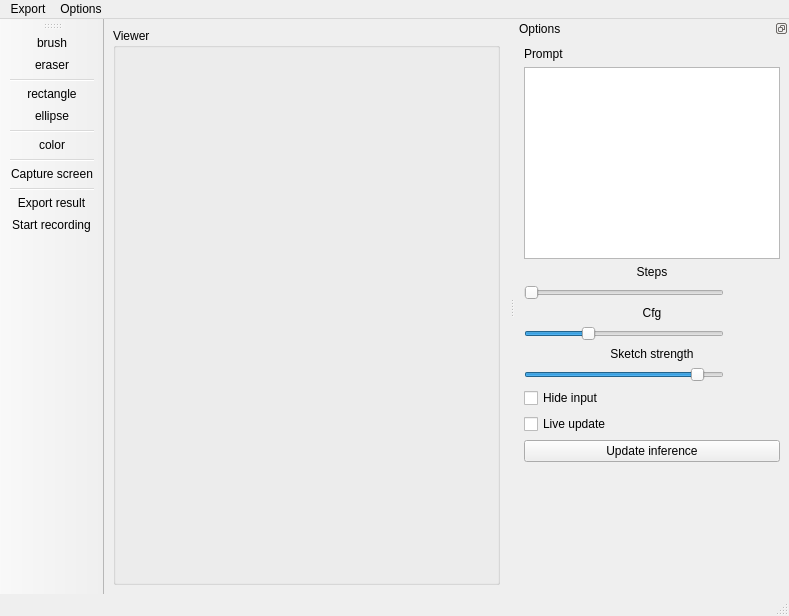
Qt form interface.ui (s-du/FocusPocusAI) before a commit.
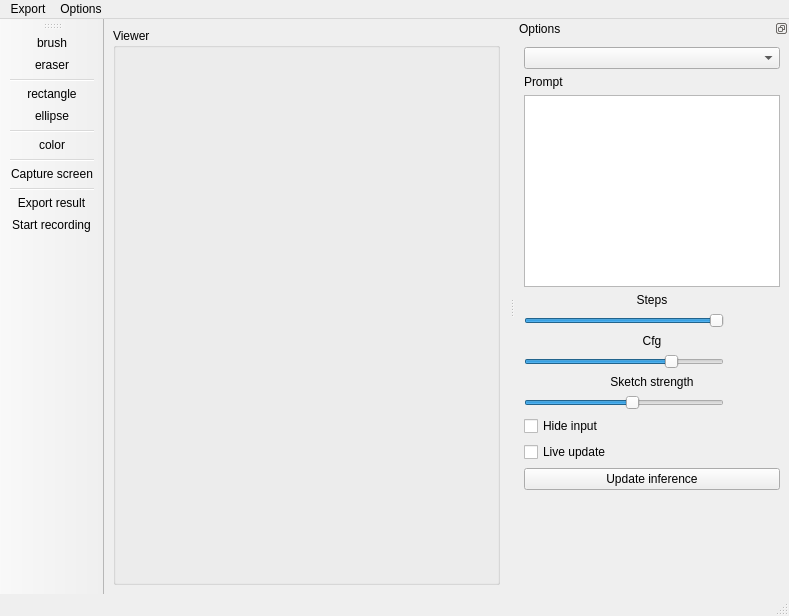
The same form after that commit.

Commit message: Add model choice

What changed in the file:
```diff
--- a/interface.ui
+++ b/interface.ui
@@ -116,6 +116,9 @@
    </attribute>
    <widget class="QWidget" name="dockWidgetContents">
     <layout class="QVBoxLayout" name="verticalLayout_3">
+     <item>
+      <widget class="QComboBox" name="comboBox"/>
+     </item>
      <item>
       <widget class="QLabel" name="label_4">
        <property name="text">
@@ -156,6 +159,9 @@
          <property name="maximum">
           <number>8</number>
          </property>
+         <property name="value">
+          <number>8</number>
+         </property>
          <property name="orientation">
           <enum>Qt::Horizontal</enum>
          </property>
@@ -194,7 +200,7 @@
           <number>30</number>
          </property>
          <property name="value">
-          <number>10</number>
+          <number>23</number>
          </property>
          <property name="orientation">
           <enum>Qt::Horizontal</enum>
@@ -234,7 +240,7 @@
           <number>100</number>
          </property>
          <property name="value">
-          <number>90</number>
+          <number>55</number>
          </property>
          <property name="orientation">
           <enum>Qt::Horizontal</enum>
```
The commit also changes 2 other files.
